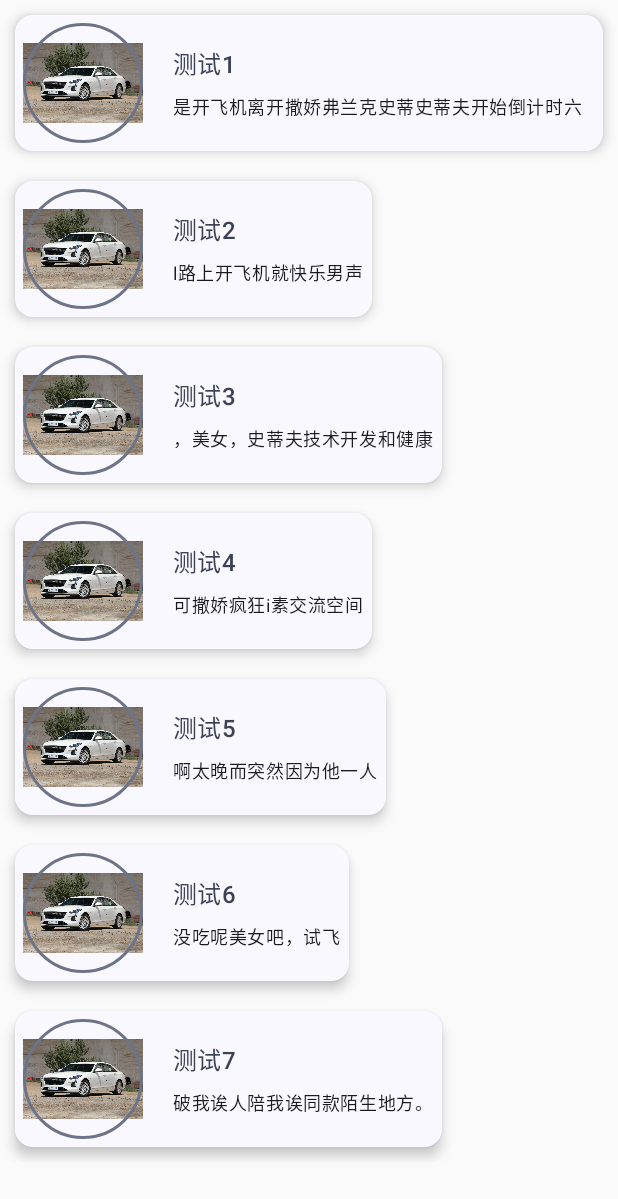
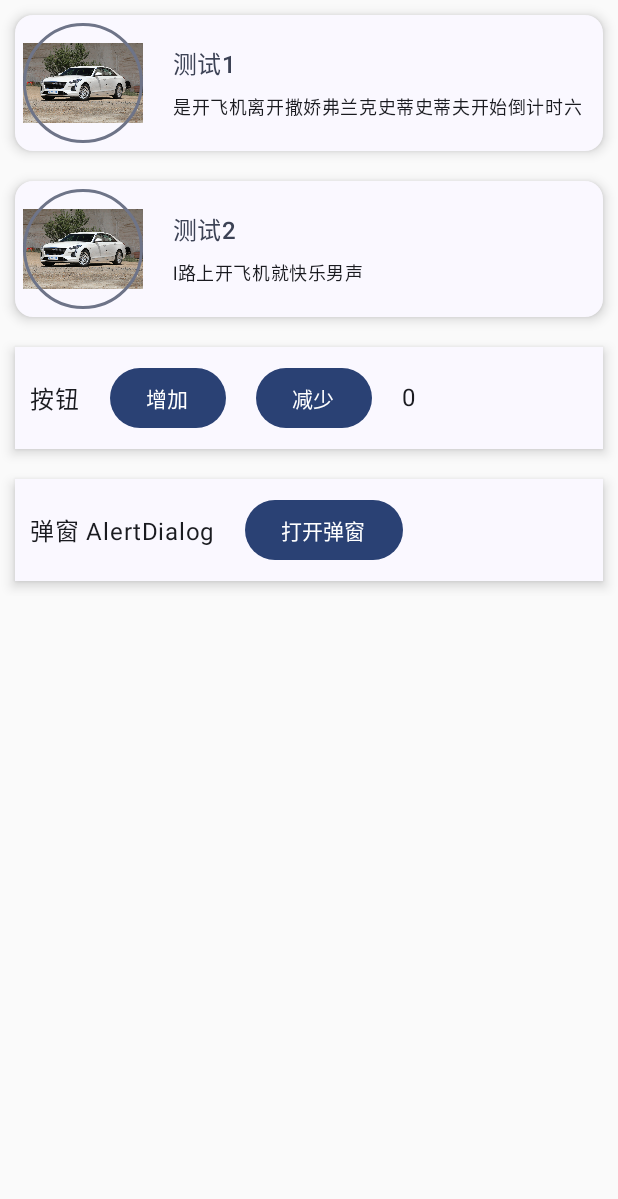
Before and after one commit to xenonflash/jetpack-compose-demo, an Android app built with Jetpack Compose: the screen it shows after launch (MainActivity), on a phone screen of 412 x 824 dp. Shown: the top 1199 px of the screen. Run offline under Robolectric (Android 15) with nearby library versions, the phone set to English and light mode, and no system bars.

Commit message:
按钮 和弹窗

```diff
--- a/app/src/main/java/com/example/apk_demo/MainActivity.kt
+++ b/app/src/main/java/com/example/apk_demo/MainActivity.kt
@@ -13,6 +13,7 @@ import androidx.compose.foundation.layout.Column
 import androidx.compose.foundation.layout.Row
 import androidx.compose.foundation.layout.Spacer
 import androidx.compose.foundation.layout.fillMaxSize
+import androidx.compose.foundation.layout.fillMaxWidth
 import androidx.compose.foundation.layout.padding
 import androidx.compose.foundation.layout.size
 import androidx.compose.foundation.lazy.LazyColumn
@@ -32,28 +33,29 @@ import androidx.compose.ui.unit.dp
 import com.example.apk_demo.ui.theme.ApkdemoTheme
 import java.security.interfaces.DSAPublicKey
 import androidx.compose.foundation.lazy.items
+import androidx.compose.material3.AlertDialog
+import androidx.compose.material3.Button
+import androidx.compose.material3.TextButton
 // remember
 import androidx.compose.runtime.getValue
 import androidx.compose.runtime.mutableStateOf
 import androidx.compose.runtime.remember
 import androidx.compose.runtime.setValue
+import androidx.compose.ui.platform.rememberNestedScrollInteropConnection
 
 class MainActivity : ComponentActivity() {
     override fun onCreate(savedInstanceState: Bundle?) {
         super.onCreate(savedInstanceState)
         setContent {
             ApkdemoTheme {
-//                MsgCard(Msg("你好", "content"))
                 val data = listOf(
                     Msg(title = "测试1", content = "是开飞机离开撒娇弗兰克史蒂史蒂夫开始倒计时六块腹肌轮廓设计李静夫空间里看见了看师傅交流空间里是开飞机离开撒娇弗兰克史蒂史蒂夫开始倒计时六块腹肌轮廓设计李静夫空间里看见了看师傅交流空间里是开飞机离开撒娇弗兰克史蒂史蒂夫开始倒计时六块腹肌轮廓设计李静夫空间里看见了看师傅交流空间里是开飞机离开撒娇弗兰克史蒂史蒂夫开始倒计时六块腹肌轮廓设计李静夫空间里看见了看师傅交流空间里是开飞机离开撒娇弗兰克史蒂史蒂夫开始倒计时六块腹肌轮廓设计李静夫空间里看见了看师傅交流空间里是开飞机离开撒娇弗兰克史蒂史蒂夫开始倒计时六块腹肌轮廓设计李静夫空间里看见了看师傅交流空间里是开飞机离开撒娇弗兰克史蒂史蒂夫开始倒计时六块腹肌轮廓设计李静夫空间里看见了看师傅交流空间里是开飞机离开撒娇弗兰克史蒂史蒂夫开始倒计时六块腹肌轮廓设计李静夫空间里看见了看师傅交流空间里是开飞机离开撒娇弗兰克史蒂史蒂夫开始倒计时六块腹肌轮廓设计李静夫空间里看见了看师傅交流空间里是开飞机离开撒娇弗兰克史蒂史蒂夫开始倒计时六块腹肌轮廓设计李静夫空间里看见了看师傅交流空间里是开飞机离开撒娇弗兰克史蒂史蒂夫开始倒计时六块腹肌轮廓设计李静夫空间里看见了看师傅交流空间里"),
-                    Msg(title = "测试2", content = "l路上开飞机就快乐男声"),
-                    Msg(title = "测试3", content = "，美女，史蒂夫技术开发和健康"),
-                    Msg(title = "测试4", content = "可撒娇疯狂i素交流空间"),
-                    Msg(title = "测试5", content = "啊太晚而突然因为他一人"),
-                    Msg(title = "测试6", content = "没吃呢美女吧，试飞"),
-                    Msg(title = "测试7", content = "破我诶人陪我诶同款陌生地方。")
+                    Msg(title = "测试2", content = "l路上开飞机就快乐男声")
                 )
-                MsgCardList(items = data)
+                Column() {
+                    MsgCardList(items = data)
+                    MoreComp()
+                }
             }
         }
     }
@@ -79,7 +81,9 @@ fun MsgCard(msg: Msg) {
         shadowElevation = 5.dp,
         modifier = Modifier
             .padding(all = 10.dp)
+            .fillMaxWidth()
             .clickable(onClick = { handleClick() }),
+
         color = bgColor
     ) {
         Row(
@@ -115,8 +119,6 @@ fun MsgCard(msg: Msg) {
             }
         }
     }
-
-
 }
 
 
@@ -128,3 +130,89 @@ fun MsgCardList(items: List<Msg>) {
         }
     }
 }
+
+@Composable
+fun MoreComp() {
+
+// 按钮
+    var counter by remember { mutableStateOf(0) }
+
+    Surface(
+       shadowElevation = 5.dp,
+       modifier = Modifier.padding(10.dp)
+    ) {
+        Row(
+            verticalAlignment = Alignment.CenterVertically,
+            modifier = Modifier
+                .fillMaxWidth()
+                .padding(10.dp)
+        ) {
+            Text("按钮")
+            Spacer(modifier = Modifier.padding(10.dp))
+            Button(
+                onClick = { counter++ }
+            ) {
+                Text(
+                    text = "增加"
+                )
+
+            }
+            Spacer(modifier = Modifier.padding(10.dp))
+            Button(
+                onClick = { counter-- }
+            ) {
+                Text(
+                    text = "减少"
+                )
+            }
+            Spacer(modifier = Modifier.padding(10.dp))
+            Text(text = counter.toString())
+        }
+    }
+
+//    弹窗
+    var openDialog by remember { mutableStateOf(false) }
+    Surface(
+        shadowElevation = 5.dp,
+        modifier = Modifier.padding(10.dp)
+    ) {
+        Row(
+            verticalAlignment = Alignment.CenterVertically,
+            modifier = Modifier
+                .fillMaxWidth()
+                .padding(10.dp)
+        ) {
+            Text("弹窗 AlertDialog")
+            Spacer(modifier = Modifier.padding(10.dp))
+            Button(
+                onClick = { openDialog = true }
+            ) {
+                Text(
+                    text = "打开弹窗"
+                )
+            }
+        }
+
+        if (openDialog) AlertDialog(
+            onDismissRequest = { openDialog = false },
+            title = {
+                Text("弹窗标题")
+            },
+            text = {
+                Text("弹窗内容")
+            },
+            confirmButton = {
+                TextButton(onClick = { openDialog = false }) {
+                    Text("确定")
+                }
+            },
+            dismissButton = {
+                TextButton(onClick = { openDialog = false }) {
+                    Text("取消")
+                }
+            }
+        )
+    }
+
+
+}
```
